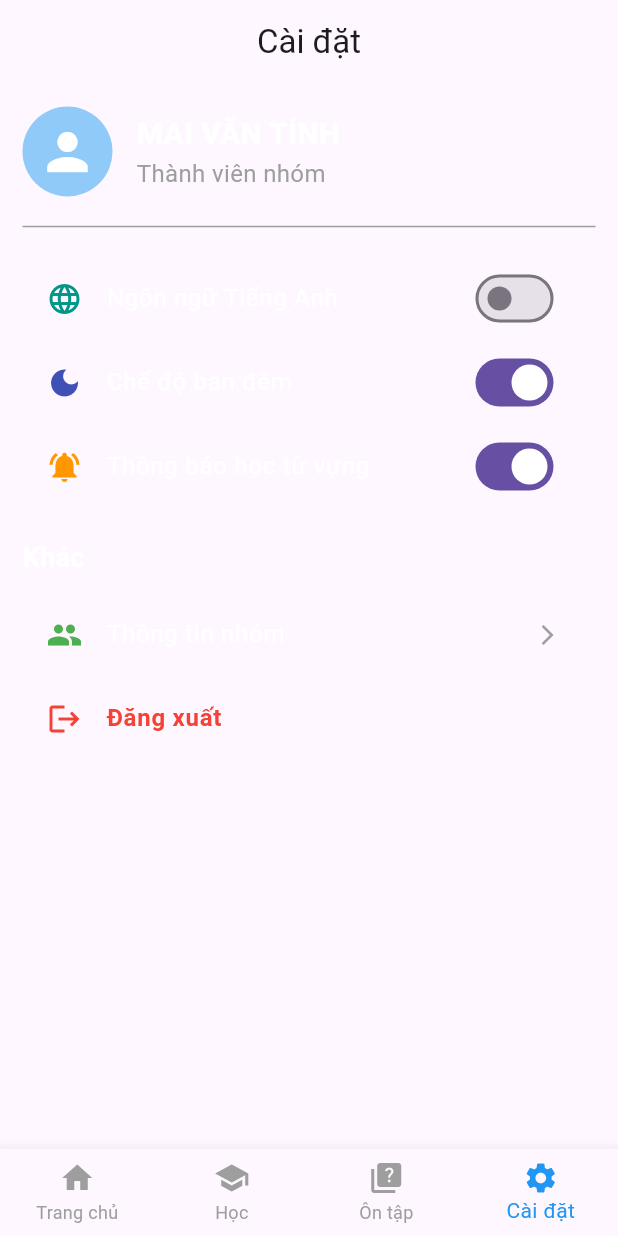
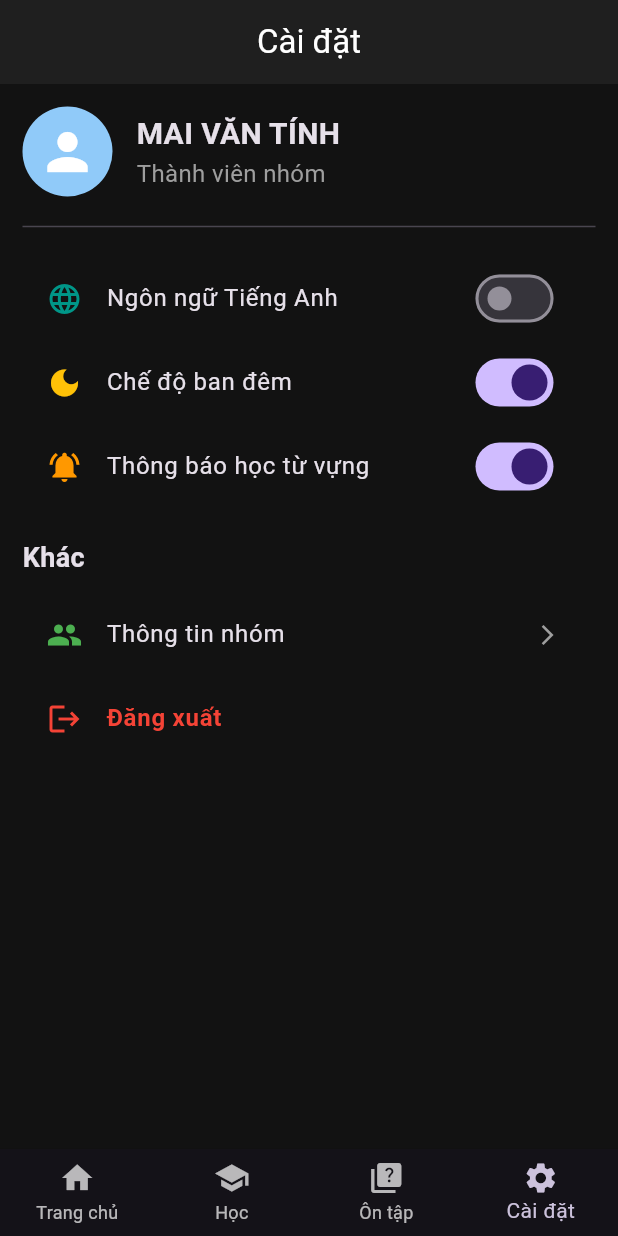
Before and after one commit to nguyenductinh24108547/2025_2026_3_2_PTUDDD_N01_Nhom_6, a Flutter app: the screen it shows after launch, item 4 of the bottom bar chosen, after a tap on "Chế độ ban đêm", on a phone screen of 412 x 824 dp. Run offline on Flutter 3.47's test engine with Material 3 defaults, Android fonts, the phone set to English and light mode, and no system bars.

Commit message:
Fix: Cap nhat va dong bo Dark Mode cho cac man hinh - Tu

```diff
--- a/lib/main.dart
+++ b/lib/main.dart
@@ -1,14 +1,17 @@
 import 'package:flutter/material.dart';
 import 'package:flutter_localizations/flutter_localizations.dart';
 import 'l10n/app_localizations.dart';
-
 import 'screens/home_screen.dart';
+import 'screens/vocabulary_screen.dart';
 import 'screens/quiz_screen.dart';
 import 'screens/setting_screens.dart';
 
-// Biến ValueNotifier giúp thông báo đổi ngôn ngữ cho toàn App
+// 1. Khai báo các Notifier quản lý trạng thái toàn cục
+final ValueNotifier<ThemeMode> themeNotifier =
+    ValueNotifier(ThemeMode.light);
 final ValueNotifier<Locale> appLocaleNotifier =
     ValueNotifier(const Locale('vi'));
+final ValueNotifier<int> scoreNotifier = ValueNotifier(0);
 
 void main() {
   runApp(const MyApp());
@@ -19,16 +22,17 @@ class MyApp extends StatelessWidget {
 
   @override
   Widget build(BuildContext context) {
+    // 2. Lắng nghe thay đổi của themeNotifier
+    return ValueListenableBuilder<ThemeMode>(
+      valueListenable: themeNotifier,
+      builder: (context, currentTheme, child) {
+        // 3. Lắng nghe thay đổi của appLocaleNotifier
         return ValueListenableBuilder<Locale>(
           valueListenable: appLocaleNotifier,
           builder: (context, currentLocale, child) {
             return MaterialApp(
-          title: 'English Vocabulary App',
               debugShowCheckedModeBanner: false,
-          theme: ThemeData(
-            primaryColor: Colors.blue,
-            useMaterial3: true,
-          ),
+              locale: currentLocale,
               localizationsDelegates: const [
                 AppLocalizations.delegate,
                 GlobalMaterialLocalizations.delegate,
@@ -39,9 +43,34 @@ class MyApp extends StatelessWidget {
                 Locale('en'),
                 Locale('vi'),
               ],
-          locale:
-              currentLocale, // Tự động cập nhật khi appLocaleNotifier thay đổi
+
+              // 4. Thiết lập giao diện Sáng / Tối toàn ứng dụng
+              themeMode: currentTheme,
+              theme: ThemeData(
+                brightness: Brightness.light,
+                scaffoldBackgroundColor: const Color(
+                  0xFFF3F4F6,
+                ),
+                cardColor: Colors.white,
+                appBarTheme: const AppBarTheme(
+                  backgroundColor: Colors.blue,
+                  foregroundColor: Colors.white,
+                ),
+              ),
+              darkTheme: ThemeData(
+                brightness: Brightness.dark,
+                scaffoldBackgroundColor: const Color(
+                  0xFF121212,
+                ),
+                cardColor: const Color(0xFF1E1E1E),
+                appBarTheme: const AppBarTheme(
+                  backgroundColor: Color(0xFF1F1F1F),
+                  foregroundColor: Colors.white,
+                ),
+              ),
               home: const MainScreen(),
+            );
+          },
         );
       },
     );
@@ -58,15 +87,11 @@ class MainScreen extends StatefulWidget {
 class _MainScreenState extends State<MainScreen> {
   int _selectedIndex = 0;
 
-  // Đã cắm 2 màn hình của bạn vào đúng vị trí số 3 và 4
-  final List<Widget> _screens = [
-    const HomeScreen(),
-    const PlaceholderScreen(
-      title:
-          'Màn hình Học - Flashcard\n(Nhiệm vụ của Thành viên 2)',
-    ),
-    const QuizScreen(), // Màn hình Ôn tập (Thành viên 3)
-    const SettingScreens(), // Màn hình Cài đặt (Thành viên 3)
+  final List<Widget> _screens = const [
+    HomeScreen(),
+    VocabularyScreen(),
+    QuizScreen(),
+    SettingScreens(),
   ];
 
   @override
@@ -77,29 +102,27 @@ class _MainScreenState extends State<MainScreen> {
       body: _screens[_selectedIndex],
       bottomNavigationBar: BottomNavigationBar(
         currentIndex: _selectedIndex,
-        type: BottomNavigationBarType.fixed,
-        selectedItemColor: Colors.blue,
-        unselectedItemColor: Colors.grey,
         onTap: (index) {
           setState(() {
             _selectedIndex = index;
           });
         },
+        type: BottomNavigationBarType.fixed,
         items: [
           BottomNavigationBarItem(
-            icon: Icon(Icons.home),
+            icon: const Icon(Icons.home),
             label: l10n.navHome,
           ),
           BottomNavigationBarItem(
-            icon: Icon(Icons.school),
+            icon: const Icon(Icons.school),
             label: l10n.navLearn,
           ),
           BottomNavigationBarItem(
-            icon: Icon(Icons.quiz),
+            icon: const Icon(Icons.quiz),
             label: l10n.navPractice,
           ),
           BottomNavigationBarItem(
-            icon: Icon(Icons.settings),
+            icon: const Icon(Icons.settings),
             label: l10n.navSettings,
           ),
         ],
@@ -107,34 +130,3 @@ class _MainScreenState extends State<MainScreen> {
     );
   }
 }
-
-// Màn hình tạm thời hiển thị vị trí chờ lắp ghép code của TV2
-class PlaceholderScreen extends StatelessWidget {
-  final String title;
-  const PlaceholderScreen({super.key, required this.title});
-
-  @override
-  Widget build(BuildContext context) {
-    return Scaffold(
-      appBar: AppBar(
-        title: const Text('Khu vực chờ ghép code'),
-        backgroundColor: Colors.grey,
-        foregroundColor: Colors.white,
-      ),
-      body: Center(
-        child: Padding(
-          padding: const EdgeInsets.all(16.0),
-          child: Text(
-            title,
-            style: const TextStyle(
-              fontSize: 18,
-              fontWeight: FontWeight.bold,
-              color: Colors.grey,
-            ),
-            textAlign: TextAlign.center,
-          ),
-        ),
-      ),
-    );
-  }
-}
--- a/lib/screens/home_screen.dart
+++ b/lib/screens/home_screen.dart
@@ -1,34 +1,29 @@
 import 'package:flutter/material.dart';
-import '../l10n/app_localizations.dart'; // Đã thêm import l10n
+import '../l10n/app_localizations.dart';
+import '../main.dart';
 
 class HomeScreen extends StatelessWidget {
   const HomeScreen({super.key});
 
-  // Khai báo thông tin người dùng
   final String userName = 'MAI VĂN TÍNH';
-
-  // Khai báo số từ vựng để tự động tính toán tiến độ học tập
   final int totalWords = 10;
-  final int completedWords = 7;
 
   @override
   Widget build(BuildContext context) {
-    // Khai báo biến l10n để gọi từ vựng đa ngôn ngữ
     final l10n = AppLocalizations.of(context)!;
     final isEn =
         Localizations.localeOf(context).languageCode ==
         'en';
+    final cardBgColor = Theme.of(context).cardColor;
 
     return Scaffold(
-      // Màu nền xám nhạt hiện đại giúp nổi bật các thẻ bên trong
-      backgroundColor: const Color(0xFFF3F4F6),
       body: SafeArea(
         child: SingleChildScrollView(
           padding: const EdgeInsets.all(20.0),
           child: Column(
             crossAxisAlignment: CrossAxisAlignment.start,
             children: [
-              // 1. Phần thông tin tài khoản và Avatar
+              // 1. Thông tin người dùng
               Row(
                 mainAxisAlignment:
                     MainAxisAlignment.spaceBetween,
@@ -38,10 +33,10 @@ class HomeScreen extends StatelessWidget {
                         CrossAxisAlignment.start,
                     children: [
                       Text(
-                        l10n.goodMorning, // Đã đổi sang biến dịch
+                        l10n.goodMorning,
                         style: TextStyle(
                           fontSize: 14,
-                          color: Colors.grey.shade600,
+                          color: Colors.grey.shade500,
                           fontWeight: FontWeight.w500,
                         ),
                       ),
@@ -51,12 +46,10 @@ class HomeScreen extends StatelessWidget {
                         style: const TextStyle(
                           fontSize: 22,
                           fontWeight: FontWeight.bold,
-                          color: Color(0xFF1F2937),
                         ),
                       ),
                     ],
                   ),
-                  // Avatar người dùng với viền màu xanh
                   Container(
                     padding: const EdgeInsets.all(2),
                     decoration: const BoxDecoration(
@@ -77,9 +70,10 @@ class HomeScreen extends StatelessWidget {
               ),
               const SizedBox(height: 24),
 
-              // 2. Thanh tìm kiếm từ vựng
+              // 2. Ô tìm kiếm
               Container(
                 decoration: BoxDecoration(
+                  borderRadius: BorderRadius.circular(16),
                   boxShadow: [
                     BoxShadow(
                       color: Colors.black.withOpacity(0.04),
@@ -90,18 +84,13 @@ class HomeScreen extends StatelessWidget {
                 ),
                 child: TextField(
                   decoration: InputDecoration(
-                    hintText: l10n
-                        .searchHint, // Đã đổi sang biến dịch
-                    hintStyle: TextStyle(
-                      color: Colors.grey.shade400,
-                      fontSize: 14,
-                    ),
+                    hintText: l10n.searchHint,
                     prefixIcon: const Icon(
                       Icons.search,
                       color: Colors.blueAccent,
                     ),
                     filled: true,
-                    fillColor: Colors.white,
+                    fillColor: cardBgColor,
                     contentPadding:
                         const EdgeInsets.symmetric(
                           vertical: 16,
@@ -117,8 +106,19 @@ class HomeScreen extends StatelessWidget {
               ),
               const SizedBox(height: 24),
 
-              // 3. Banner hiển thị tiến độ học tập trong ngày
-              Container(
+              // 3. Tiến độ học tập
+              ValueListenableBuilder<int>(
+                valueListenable: scoreNotifier,
+                builder: (context, completedWords, child) {
+                  double progressValue =
+                      (completedWords / totalWords).clamp(
+                        0.0,
+                        1.0,
+                      );
+                  int percentage = (progressValue * 100)
+                      .toInt();
+
+                  return Container(
                     width: double.infinity,
                     padding: const EdgeInsets.all(20),
                     decoration: BoxDecoration(
@@ -130,33 +130,26 @@ class HomeScreen extends StatelessWidget {
                         begin: Alignment.topLeft,
                         end: Alignment.bottomRight,
                       ),
-                  borderRadius: BorderRadius.circular(20),
-                  boxShadow: [
-                    BoxShadow(
-                      color: Colors.blue.withOpacity(0.2),
-                      blurRadius: 12,
-                      offset: const Offset(0, 6),
+                      borderRadius: BorderRadius.circular(
+                        20,
                       ),
-                  ],
                     ),
                     child: Column(
                       crossAxisAlignment:
                           CrossAxisAlignment.start,
                       children: [
                         Text(
-                      l10n.todayProgress, // Đã đổi sang biến dịch
+                          l10n.todayProgress,
                           style: const TextStyle(
                             color: Colors.white70,
                             fontSize: 13,
-                        fontWeight: FontWeight.w500,
                           ),
                         ),
                         const SizedBox(height: 6),
-                    // Công thức tự động tính toán tỷ lệ phần trăm theo ngôn ngữ
                         Text(
                           isEn
-                          ? 'Completed ${((completedWords / totalWords) * 100).toInt()}% ($completedWords/$totalWords words)'
-                          : 'Đã hoàn thành ${((completedWords / totalWords) * 100).toInt()}% ($completedWords/$totalWords từ)',
+                              ? 'Completed $percentage% ($completedWords/$totalWords words)'
+                              : 'Đã hoàn thành $percentage% ($completedWords/$totalWords từ)',
                           style: const TextStyle(
                             color: Colors.white,
                             fontSize: 19,
@@ -165,11 +158,10 @@ class HomeScreen extends StatelessWidget {
                         ),
                         const SizedBox(height: 14),
                         ClipRRect(
-                      borderRadius: BorderRadius.circular(
-                        10,
-                      ),
+                          borderRadius:
+                              BorderRadius.circular(10),
                           child: LinearProgressIndicator(
-                        value: completedWords / totalWords,
+                            value: progressValue,
                             backgroundColor: Colors.white24,
                             valueColor:
                                 const AlwaysStoppedAnimation<
@@ -180,21 +172,21 @@ class HomeScreen extends StatelessWidget {
                         ),
                       ],
                     ),
+                  );
+                },
               ),
               const SizedBox(height: 28),
 
-              // 4. Tiêu đề danh mục lối tắt
+              // 4. Các lối tắt
               Text(
-                l10n.shortcuts, // Đã đổi sang biến dịch
+                l10n.shortcuts,
                 style: const TextStyle(
                   fontSize: 18,
                   fontWeight: FontWeight.bold,
-                  color: Color(0xFF1F2937),
                 ),
               ),
               const SizedBox(height: 16),
 
-              // 5. Grid phân bổ các tính năng chính của ứng dụng
               GridView.count(
                 shrinkWrap: true,
                 physics:
@@ -205,6 +197,7 @@ class HomeScreen extends StatelessWidget {
                 childAspectRatio: 1.4,
                 children: [
                   _buildMenuCard(
+                    context,
                     Icons.style,
                     'Flashcard',
                     isEn
@@ -213,6 +206,7 @@ class HomeScreen extends StatelessWidget {
                     Colors.orange,
                   ),
                   _buildMenuCard(
+                    context,
                     Icons.quiz,
                     isEn ? 'Quiz' : 'Trắc nghiệm',
                     isEn
@@ -221,6 +215,7 @@ class HomeScreen extends StatelessWidget {
                     Colors.green,
                   ),
                   _buildMenuCard(
+                    context,
                     Icons.leaderboard,
                     isEn ? 'Leaderboard' : 'Xếp hạng',
                     isEn
@@ -229,6 +224,7 @@ class HomeScreen extends StatelessWidget {
                     Colors.purple,
                   ),
                   _buildMenuCard(
+                    context,
                     Icons.analytics,
                     isEn ? 'Statistics' : 'Thống kê',
                     isEn
@@ -245,8 +241,8 @@ class HomeScreen extends StatelessWidget {
     );
   }
 
-  // Hàm bổ trợ thiết kế các ô chức năng
   Widget _buildMenuCard(
+    BuildContext context,
     IconData icon,
     String title,
     String desc,
@@ -255,19 +251,11 @@ class HomeScreen extends StatelessWidget {
     return Container(
       padding: const EdgeInsets.all(16),
       decoration: BoxDecoration(
-        color: Colors.white,
+        color: Theme.of(context).cardColor,
         borderRadius: BorderRadius.circular(20),
-        boxShadow: [
-          BoxShadow(
-            color: Colors.black.withOpacity(0.02),
-            blurRadius: 10,
-            offset: const Offset(0, 4),
-          ),
-        ],
       ),
       child: Column(
         mainAxisAlignment: MainAxisAlignment.center,
-        crossAxisAlignment: CrossAxisAlignment.center,
         children: [
           Container(
             padding: const EdgeInsets.all(10),
@@ -283,7 +271,6 @@ class HomeScreen extends StatelessWidget {
             style: const TextStyle(
               fontWeight: FontWeight.bold,
               fontSize: 15,
-              color: Color(0xFF1F2937),
             ),
             textAlign: TextAlign.center,
           ),
--- a/lib/screens/setting_screens.dart
+++ b/lib/screens/setting_screens.dart
@@ -1,5 +1,5 @@
 import 'package:flutter/material.dart';
-import '../main.dart'; // Gọi appLocaleNotifier từ main.dart
+import '../main.dart'; // Sử dụng themeNotifier và appLocaleNotifier
 
 class SettingScreens extends StatefulWidget {
   const SettingScreens({super.key});
@@ -10,17 +10,13 @@ class SettingScreens extends StatefulWidget {
 }
 
 class _SettingScreensState extends State<SettingScreens> {
-  bool isDarkMode = false;
-  bool isNotificationOn = true; // Khai báo biến thông báo
+  bool isNotificationOn = true;
 
   @override
   Widget build(BuildContext context) {
-    // Lấy trạng thái ngôn ngữ trực tiếp từ appLocaleNotifier
     bool isEnglish =
         appLocaleNotifier.value.languageCode == 'en';
-    Color textColor = isDarkMode
-        ? Colors.white
-        : Colors.black;
+    bool isDarkMode = themeNotifier.value == ThemeMode.dark;
 
     return Scaffold(
       appBar: AppBar(
@@ -50,12 +46,11 @@ class _SettingScreensState extends State<SettingScreens> {
                     crossAxisAlignment:
                         CrossAxisAlignment.start,
                     children: [
-                      Text(
+                      const Text(
                         'MAI VĂN TÍNH',
                         style: TextStyle(
                           fontSize: 20,
                           fontWeight: FontWeight.bold,
-                          color: textColor,
                         ),
                       ),
                       Text(
@@ -72,22 +67,15 @@ class _SettingScreensState extends State<SettingScreens> {
                 ],
               ),
 
-              const Divider(
-                height: 40,
-                thickness: 1,
-                color: Colors.grey,
-              ),
+              const Divider(height: 40, thickness: 1),
 
-              // Switch Đổi ngôn ngữ (Đã đồng bộ với appLocaleNotifier)
+              // Switch Đổi ngôn ngữ
               SwitchListTile(
                 title: Text(
                   isEnglish
                       ? 'English Language'
                       : 'Ngôn ngữ Tiếng Anh',
-                  style: TextStyle(
-                    fontSize: 16,
-                    color: textColor,
-                  ),
+                  style: const TextStyle(fontSize: 16),
                 ),
                 secondary: const Icon(
                   Icons.language,
@@ -103,25 +91,26 @@ class _SettingScreensState extends State<SettingScreens> {
                 },
               ),
 
-              // Switch Chế độ tối
+              // Switch Chế độ tối (Đã kích hoạt themeNotifier)
               SwitchListTile(
                 title: Text(
                   isEnglish
                       ? 'Dark Mode'
                       : 'Chế độ ban đêm',
-                  style: TextStyle(
-                    fontSize: 16,
-                    color: textColor,
-                  ),
+                  style: const TextStyle(fontSize: 16),
                 ),
-                secondary: const Icon(
+                secondary: Icon(
                   Icons.dark_mode,
-                  color: Colors.indigo,
+                  color: isDarkMode
+                      ? Colors.amber
+                      : Colors.indigo,
                 ),
                 value: isDarkMode,
                 onChanged: (value) {
                   setState(() {
-                    isDarkMode = value;
+                    themeNotifier.value = value
+                        ? ThemeMode.dark
+                        : ThemeMode.light;
                   });
                 },
               ),
@@ -132,10 +121,7 @@ class _SettingScreensState extends State<SettingScreens> {
                   isEnglish
                       ? 'Notifications'
                       : 'Thông báo học từ vựng',
-                  style: TextStyle(
-                    fontSize: 16,
-                    color: textColor,
-                  ),
+                  style: const TextStyle(fontSize: 16),
                 ),
                 secondary: const Icon(
                   Icons.notifications_active,
@@ -152,10 +138,9 @@ class _SettingScreensState extends State<SettingScreens> {
               const SizedBox(height: 20),
               Text(
                 isEnglish ? 'Others' : 'Khác',
-                style: TextStyle(
+                style: const TextStyle(
                   fontSize: 18,
                   fontWeight: FontWeight.bold,
-                  color: textColor,
                 ),
               ),
               const SizedBox(height: 10),
@@ -169,10 +154,7 @@ class _SettingScreensState extends State<SettingScreens> {
                   isEnglish
                       ? 'Group Information'
                       : 'Thông tin nhóm',
-                  style: TextStyle(
-                    fontSize: 16,
-                    color: textColor,
-                  ),
+                  style: const TextStyle(fontSize: 16),
                 ),
                 trailing: const Icon(
                   Icons.arrow_forward_ios,
```
Also changed, not shown: lib/screens/quiz_screen.dart (+108 -25 lines), lib/screens/vocabulary_screen.dart (+70 -17 lines). Lines whose indentation alone changed are shown as unchanged.
